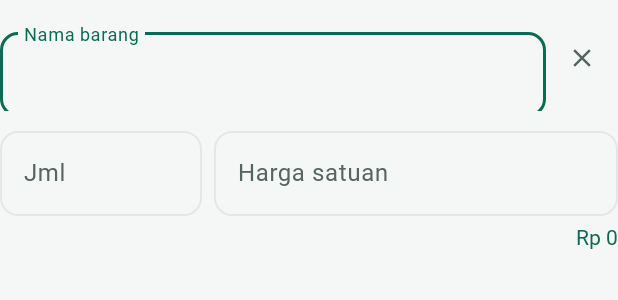
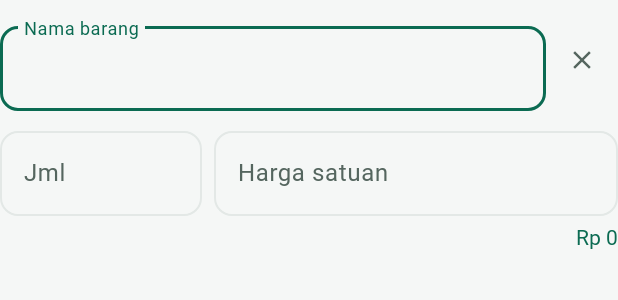
Before and after one commit to Andhika-d/scan-nota, an Android app: the layout row_item.xml on its own in the app's theme, with its tools: preview values and no code run, on a phone screen of 412 x 824 dp. Shown: the top 300 px of the screen. Run offline under Robolectric (Android 15) with nearby library versions, the phone set to English and light mode, and no system bars; Roboto replaces fonts that are not available here.

Commit message:
Perbaiki kolom nama barang yang terpotong

```diff
--- a/app/src/main/res/layout/row_item.xml
+++ b/app/src/main/res/layout/row_item.xml
@@ -1,10 +1,10 @@
 <?xml version="1.0" encoding="utf-8"?>
 <LinearLayout xmlns:android="http://schemas.android.com/apk/res/android" xmlns:app="http://schemas.android.com/apk/res-auto" android:layout_width="match_parent" android:layout_height="wrap_content" android:orientation="vertical" android:paddingTop="4dp" android:paddingBottom="8dp">
-<LinearLayout android:baselineAligned="false" android:layout_width="match_parent" android:layout_height="wrap_content" android:gravity="center_vertical">
+<LinearLayout android:baselineAligned="false" android:layout_width="match_parent" android:layout_height="wrap_content">
 <com.google.android.material.textfield.TextInputLayout android:layout_width="0dp" android:layout_height="wrap_content" android:layout_weight="1" android:layout_marginTop="8dp" android:hint="Nama barang">
 <com.google.android.material.textfield.TextInputEditText android:id="@+id/itemName" android:layout_width="match_parent" android:layout_height="wrap_content" android:inputType="textCapSentences" android:saveEnabled="false" />
 </com.google.android.material.textfield.TextInputLayout>
-<com.google.android.material.button.MaterialButton android:id="@+id/btnRemove" style="@style/Widget.Material3.Button.IconButton" android:layout_width="48dp" android:layout_height="48dp" android:contentDescription="Hapus barang" app:icon="@drawable/ic_close" app:iconTint="@color/text_soft" />
+<com.google.android.material.button.MaterialButton android:id="@+id/btnRemove" android:layout_marginTop="12dp" style="@style/Widget.Material3.Button.IconButton" android:layout_width="48dp" android:layout_height="48dp" android:contentDescription="Hapus barang" app:icon="@drawable/ic_close" app:iconTint="@color/text_soft" />
 </LinearLayout>
 <LinearLayout android:baselineAligned="false" android:layout_width="match_parent" android:layout_height="wrap_content">
 <com.google.android.material.textfield.TextInputLayout android:layout_width="0dp" android:layout_height="wrap_content" android:layout_weight="1" android:layout_marginTop="8dp" android:hint="Jml">
```
